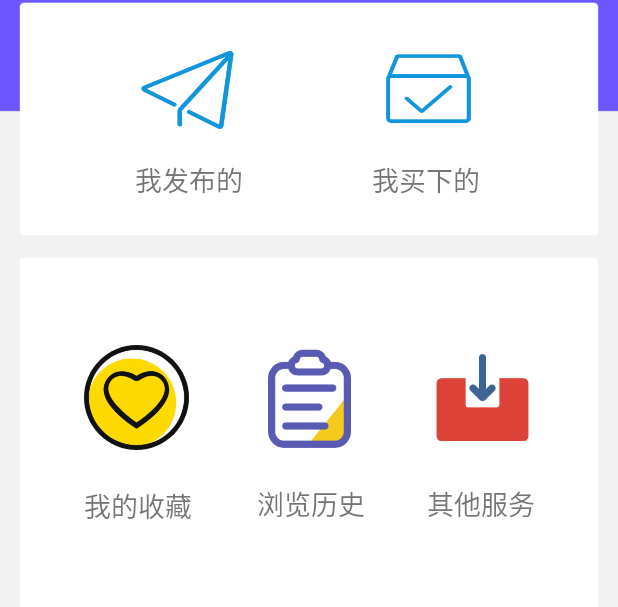
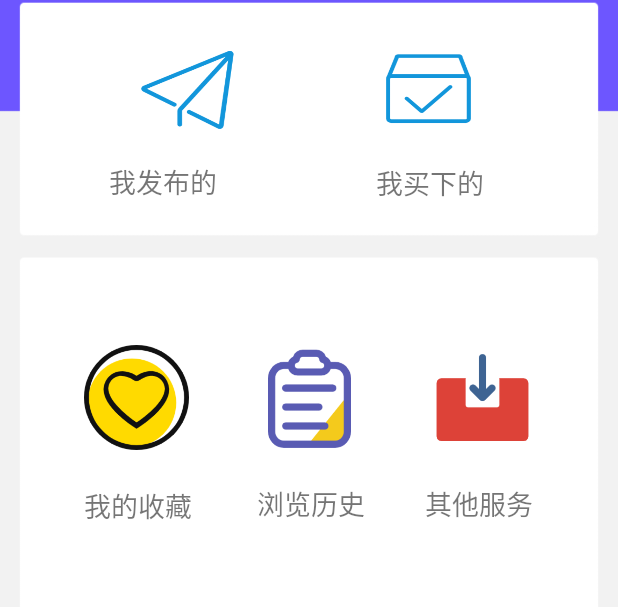
Before and after one commit to EihamHuang/FindHouse, an Android app: the layout fragment_me.xml on its own in the app's theme, with its tools: preview values and no code run, on a phone screen of 412 x 824 dp. Shown: the part 278-885 px from the top of the screen. Run offline under Robolectric (Android 15) with nearby library versions, the phone set to English and light mode, and no system bars.

```diff
--- a/app/src/main/res/layout/fragment_me.xml
+++ b/app/src/main/res/layout/fragment_me.xml
@@ -1,7 +1,6 @@
 <?xml version="1.0" encoding="utf-8"?>
 <androidx.constraintlayout.widget.ConstraintLayout xmlns:android="http://schemas.android.com/apk/res/android"
     xmlns:app="http://schemas.android.com/apk/res-auto"
-    xmlns:tools="http://schemas.android.com/tools"
     android:layout_width="match_parent"
     android:layout_height="match_parent"
     android:background="@drawable/background">
@@ -28,18 +27,16 @@
         android:id="@+id/btntextchange2"
         android:layout_width="wrap_content"
         android:layout_height="wrap_content"
-        android:layout_marginStart="8dp"
         android:layout_marginTop="6dp"
-        android:layout_marginEnd="50dp"
         android:layout_marginBottom="8dp"
         android:text="我买下的"
         android:textSize="18sp"
         app:layout_constraintBottom_toBottomOf="parent"
         app:layout_constraintEnd_toEndOf="parent"
-        app:layout_constraintHorizontal_bias="0.85"
+        app:layout_constraintHorizontal_bias="0.737"
         app:layout_constraintStart_toStartOf="parent"
         app:layout_constraintTop_toBottomOf="@+id/btnaccept"
-        app:layout_constraintVertical_bias="0.02" />
+        app:layout_constraintVertical_bias="0.024" />
 
     <TextView
         android:id="@+id/btntextchange3"
@@ -53,10 +50,10 @@
         android:textSize="18sp"
         app:layout_constraintBottom_toBottomOf="parent"
         app:layout_constraintEnd_toStartOf="@+id/btntextchange2"
-        app:layout_constraintHorizontal_bias="0.512"
+        app:layout_constraintHorizontal_bias="0.398"
         app:layout_constraintStart_toStartOf="parent"
         app:layout_constraintTop_toBottomOf="@+id/btnorder"
-        app:layout_constraintVertical_bias="0.02" />
+        app:layout_constraintVertical_bias="0.022" />
 
     <ImageView
         android:id="@+id/headImageView"
@@ -151,7 +148,7 @@
         app:layout_constraintVertical_bias="0.277" />
 
     <Button
-        android:id="@+id/button5"
+        android:id="@+id/buttonLogout"
         android:layout_width="257dp"
         android:layout_height="56dp"
         android:layout_marginTop="8dp"
@@ -207,7 +204,7 @@
         android:id="@+id/btntextassistant"
         android:layout_width="wrap_content"
         android:layout_height="wrap_content"
-        android:layout_marginStart="8dp"
+
         android:layout_marginTop="8dp"
         android:text="其他服务"
         android:textSize="18sp"
```
Also changed, not shown: app/src/main/AndroidManifest.xml (+6 -3 lines), app/src/main/java/com/findhouse/activity/LoginActivity.java (+9 -22 lines), app/src/main/java/com/findhouse/activity/MainActivity.java (+20 -1 lines), app/src/main/java/com/findhouse/fragment/MeFragment.java (+26 -18 lines).
